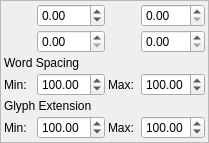
Old version of the form scribus/ui/propertywidget_advancedbase.ui in the repository scribusproject/scribus.
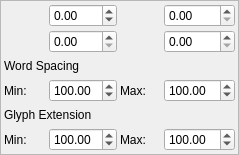
New version of the form. Custom widgets are drawn as their Qt base class.

Commit message: #8782: Raise max word tracking value to 2000

What changed in the file:
```diff
--- a/scribus/ui/propertywidget_advancedbase.ui
+++ b/scribus/ui/propertywidget_advancedbase.ui
@@ -6,8 +6,8 @@
    <rect>
     <x>0</x>
     <y>0</y>
-    <width>209</width>
-    <height>131</height>
+    <width>239</width>
+    <height>155</height>
    </rect>
   </property>
   <property name="windowTitle">
@@ -106,7 +106,7 @@
       <double>1.000000000000000</double>
      </property>
      <property name="maximum">
-      <double>200.000000000000000</double>
+      <double>2000.000000000000000</double>
      </property>
      <property name="value">
       <double>100.000000000000000</double>
```
The commit also changes 1 other file.
